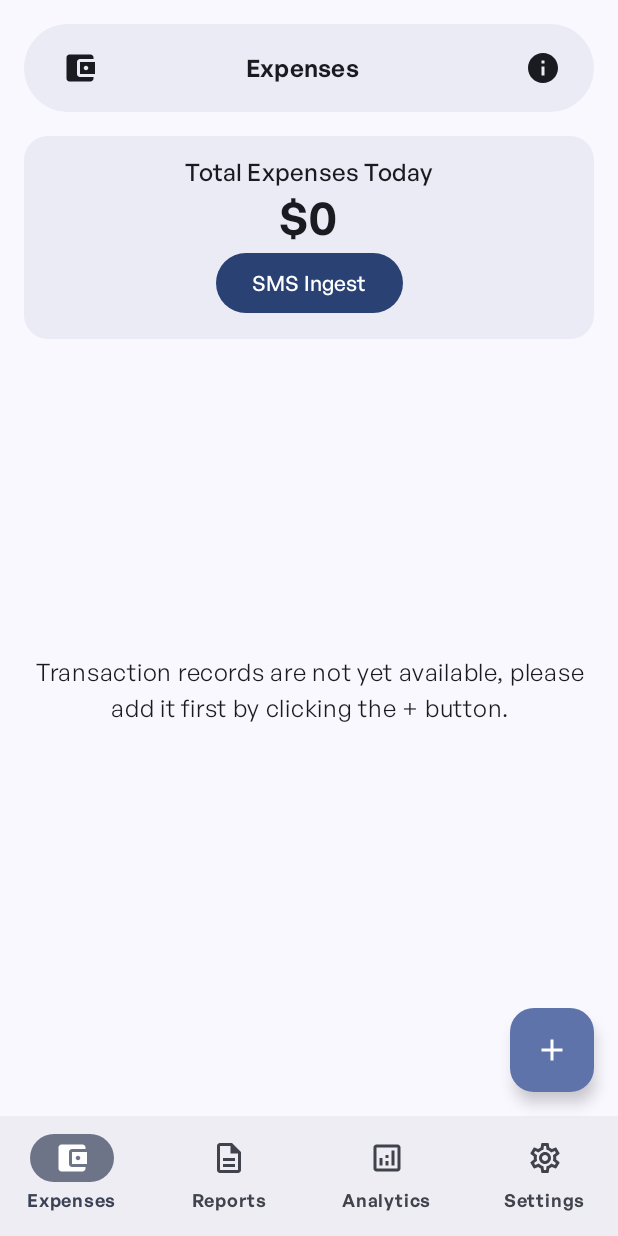
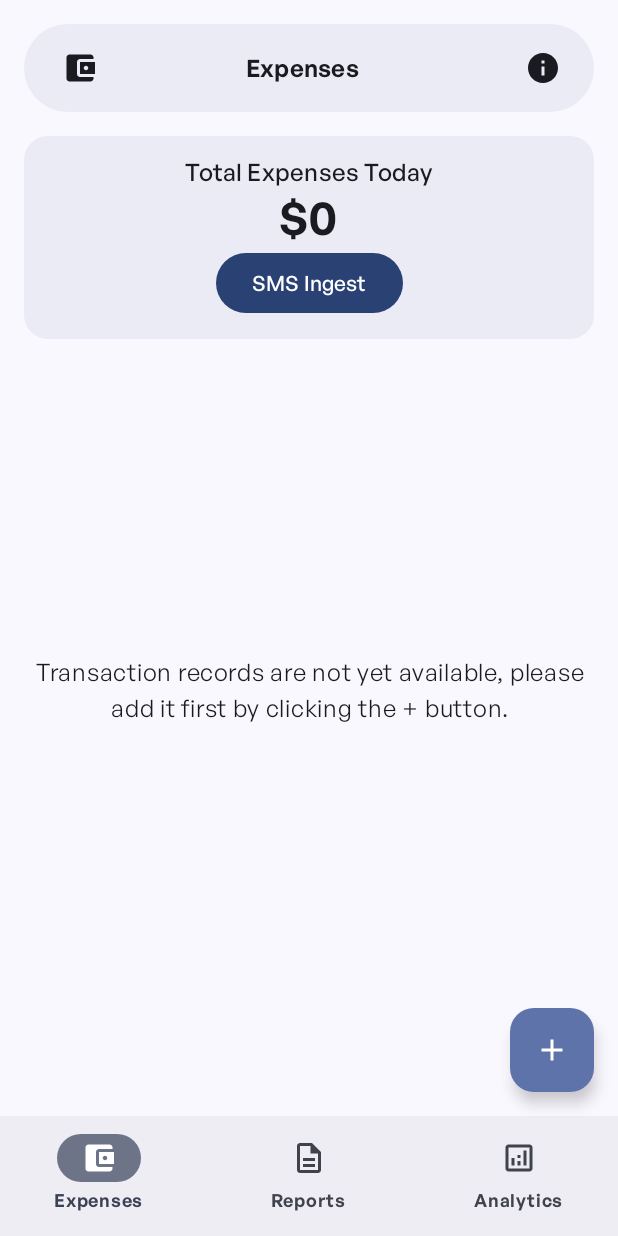
Before and after one commit to ancoreraj/moneytopia, an Android app built with Jetpack Compose: the screen it shows after launch (MainActivity), on a phone screen of 412 x 824 dp. Run offline under Robolectric (Android 15) with nearby library versions, the phone set to English and light mode, and no system bars; libraries missing offline, so code that uses them is left out: io.realm.kotlin, org.mongodb.kbson; 2 statements that could not run were skipped.

Commit message:
Removing settings page

```diff
--- a/app/src/main/java/com/dimrnhhh/moneytopia/MainActivity.kt
+++ b/app/src/main/java/com/dimrnhhh/moneytopia/MainActivity.kt
@@ -89,12 +89,6 @@ class MainActivity : ComponentActivity() {
                         selectedIcon = Icons.Filled.Analytics,
                         unselectedIcon = Icons.Outlined.Analytics,
                         route = "analytics"
-                    ),
-                    BottomNavItem(
-                        title = stringResource(R.string.settings_title),
-                        selectedIcon = Icons.Filled.Settings,
-                        unselectedIcon = Icons.Outlined.Settings,
-                        route = "settings"
                     ),
                 )
                 val navController = rememberNavController()
```
